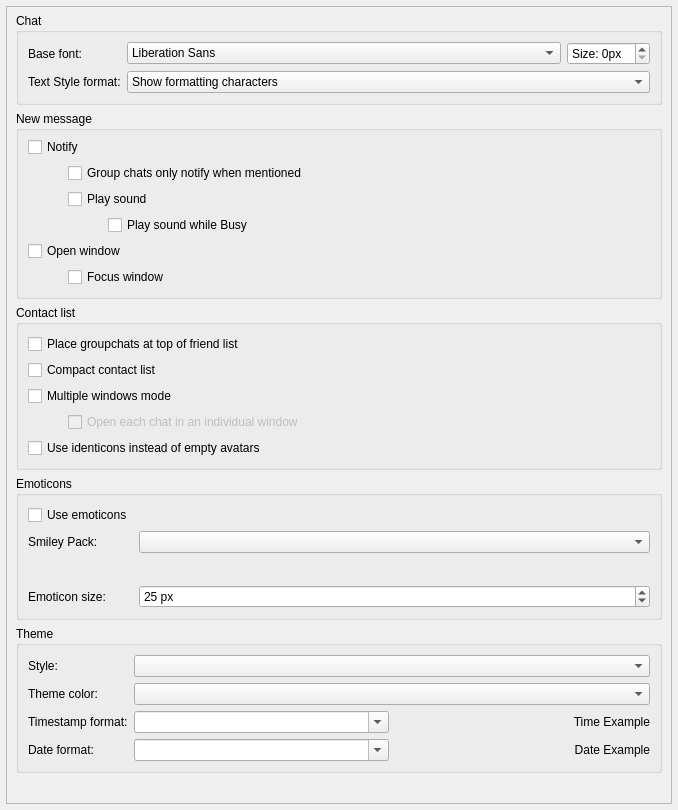
The window that src/widget/form/settings/userinterfacesettings.ui (qTox/qTox) describes before a commit, drawn with Qt 5.
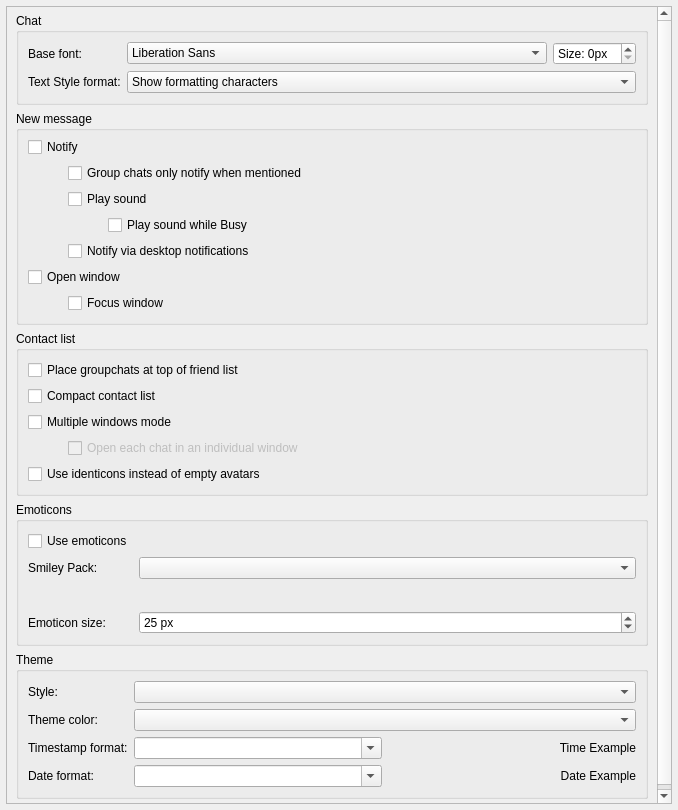
The same window after the commit. Custom widgets are drawn as their Qt base class.

Commit message: feat(notify): integrate desktop notifications into settings

Patch:
```diff
--- a/src/widget/form/settings/userinterfacesettings.ui
+++ b/src/widget/form/settings/userinterfacesettings.ui
@@ -207,6 +207,13 @@
               </item>
              </layout>
             </item>
+            <item>
+             <widget class="QCheckBox" name="desktopNotify">
+              <property name="text">
+               <string>Notify via desktop notifications</string>
+              </property>
+             </widget>
+            </item>
            </layout>
           </item>
           <item>
```
The commit also changes 5 other files.
